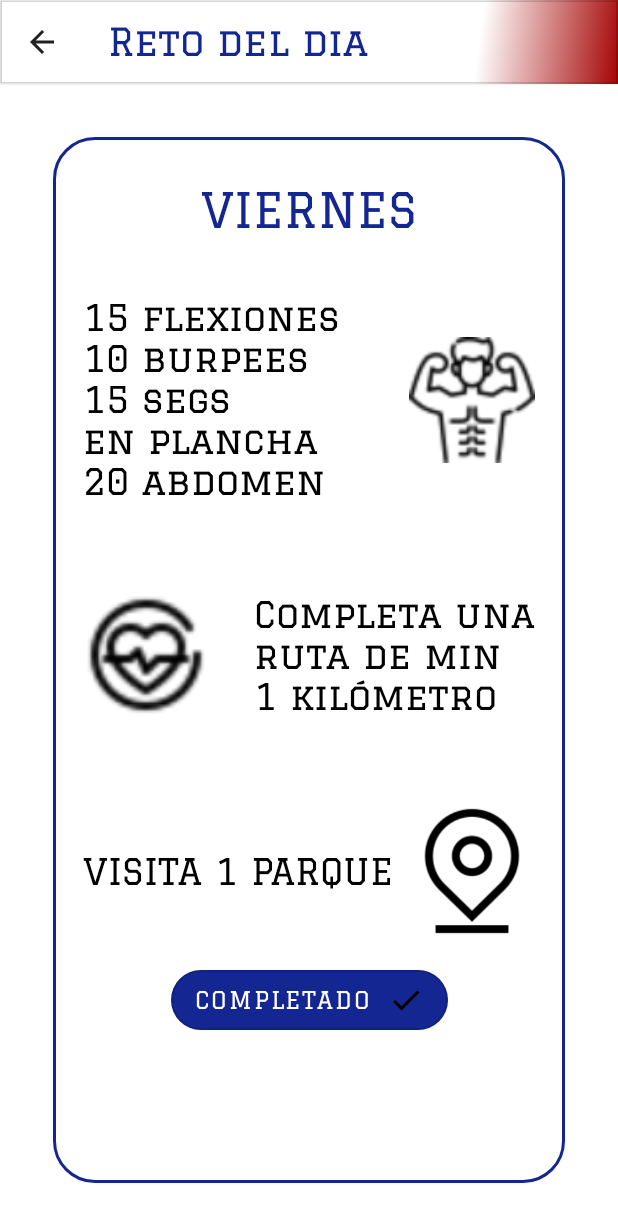
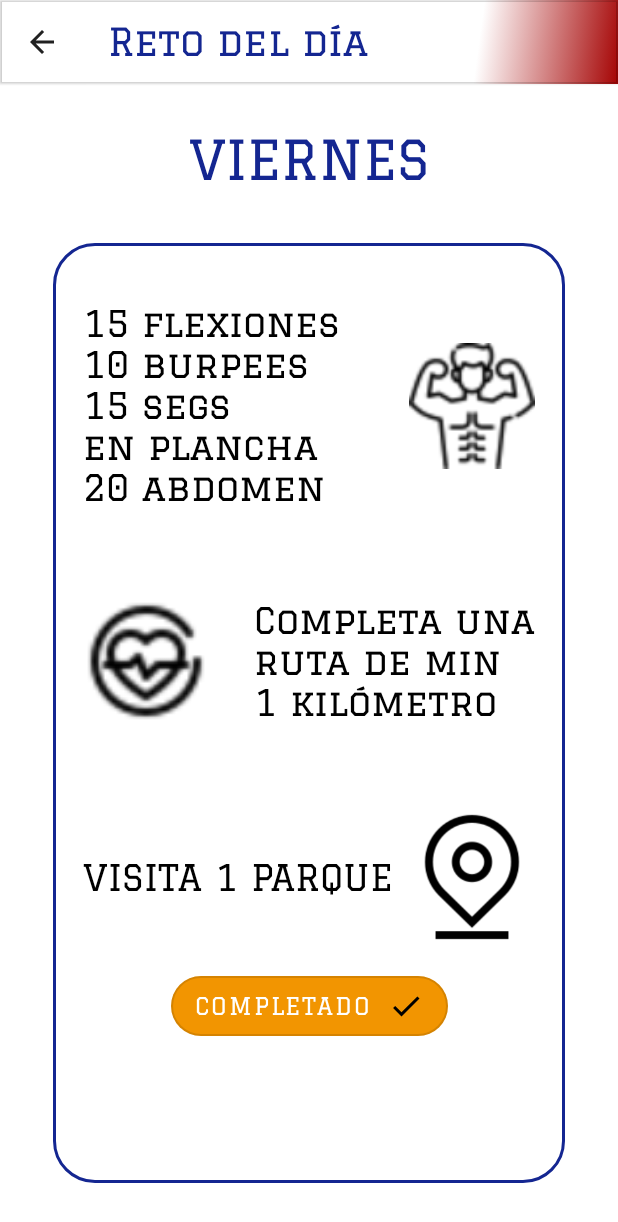
Before and after one commit to FabianeloV/Slan2023App, an Android app built with Jetpack Compose: the ChallengeScreen screen opened through its navigation route, on a phone screen of 412 x 824 dp. Shown: the top 1222 px of the screen. Run offline under Robolectric (Android 15) with nearby library versions, the phone set to English and light mode, and no system bars; our stand-ins replace Firebase (no records; nobody signed in at launch, a user with empty details on screens opened directly).

Commit message:
07/30/23

```diff
--- a/app/src/main/java/com/example/prototiposlan/screens/ChallengeScreen.kt
+++ b/app/src/main/java/com/example/prototiposlan/screens/ChallengeScreen.kt
@@ -18,7 +18,7 @@ import androidx.compose.material.OutlinedButton
 import androidx.compose.material.Scaffold
 import androidx.compose.material.Text
 import androidx.compose.material.icons.Icons
-import androidx.compose.material.icons.filled.Done
+import androidx.compose.material.icons.outlined.Done
 import androidx.compose.runtime.Composable
 import androidx.compose.ui.Alignment
 import androidx.compose.ui.Modifier
@@ -32,6 +32,7 @@ import com.example.prototiposlan.R
 import com.example.prototiposlan.Textos
 import com.example.prototiposlan.ui.theme.Shapes
 import com.example.prototiposlan.ui.theme.darkblue
+import com.example.prototiposlan.ui.theme.gold
 import com.example.prototiposlan.ui.theme.graduateFont
 
 @Composable
@@ -39,7 +40,7 @@ fun ChallengeScreen(
     navController: NavController
 ) {
     Scaffold(
-        topBar = { GeneralTopBar(title = "Reto del dia", navController = navController) },
+        topBar = { GeneralTopBar(title = "Reto del día", navController = navController) },
         content = ({ ChallengeBody() })
     )
 }
@@ -50,19 +51,25 @@ fun ChallengeBody() {
     Column(
         verticalArrangement = Arrangement.Center,
         horizontalAlignment = Alignment.CenterHorizontally,
-        modifier = Modifier
-            .fillMaxSize()
-            .padding(35.dp)
-            .border(shape = Shapes.small, border = BorderStroke(2.dp, color = darkblue))
+        modifier = Modifier.fillMaxSize()
     ) {
         Text(
             text = "VIERNES",
-            fontSize = 32.sp,
+            fontSize = 36.sp,
             fontFamily = graduateFont,
             modifier = Modifier.padding(top = 30.dp),
             color = darkblue
         )
-        ChallengeBox()
+        Column(
+            verticalArrangement = Arrangement.Center,
+            horizontalAlignment = Alignment.CenterHorizontally,
+            modifier = Modifier
+                .fillMaxSize()
+                .padding(35.dp)
+                .border(shape = Shapes.small, border = BorderStroke(2.dp, color = darkblue))
+        ) {
+            ChallengeBox()
+        }
     }
 }
 
@@ -106,7 +113,7 @@ fun Challenge(challenge: String, icon: Int) {
 }
 
 @Composable
-fun InvertedChallenge(challenge: String, icon: Int){
+fun InvertedChallenge(challenge: String, icon: Int) {
     Row(
         verticalAlignment = Alignment.CenterVertically,
         horizontalArrangement = Arrangement.SpaceBetween,
@@ -131,21 +138,21 @@ fun InvertedChallenge(challenge: String, icon: Int){
 }
 
 @Composable
-fun PointsButton(){
-
+fun PointsButton() {
     OutlinedButton(
-        onClick = {  },
-        colors = ButtonDefaults.buttonColors(backgroundColor = darkblue),
+        onClick = { },
+        colors = ButtonDefaults.buttonColors(backgroundColor = gold),
         shape = CircleShape
     ) {
         Text(
             text = "COMPLETADO",
             color = Color.White,
             fontSize = 16.sp,
-            fontFamily = graduateFont)
+            fontFamily = graduateFont
+        )
 
         Spacer(modifier = Modifier.padding(5.dp))
 
-        Icon(imageVector = Icons.Filled.Done, contentDescription = null)
+        Icon(imageVector = Icons.Outlined.Done, contentDescription = null)
     }
 }
--- a/app/src/main/java/com/example/prototiposlan/screens/HomeScreen.kt
+++ b/app/src/main/java/com/example/prototiposlan/screens/HomeScreen.kt
@@ -36,9 +36,6 @@ fun HomeScreen(navController: NavController) {
         LatMenuScreens.Ranking,
         LatMenuScreens.Reto,
         LatMenuScreens.Muro,
-        LatMenuScreens.Ejercicios,
-        LatMenuScreens.Rutinas,
-        LatMenuScreens.Tabla,
         LatMenuScreens.Mapa,
     )
 
--- a/app/src/main/java/com/example/prototiposlan/screens/LatMenuScreens.kt
+++ b/app/src/main/java/com/example/prototiposlan/screens/LatMenuScreens.kt
@@ -11,11 +11,5 @@ sealed class LatMenuScreens(val icon:Int,val title:String, val route:String) {
 
     object Muro : LatMenuScreens(R.drawable.baseline_forum_24, "MURO", "ForumScreen")
 
-    object Ejercicios : LatMenuScreens(R.drawable.baseline_park_24, "EJERCICIOS","")
-
-    object Rutinas : LatMenuScreens(R.drawable.baseline_other_houses_24,"RUTINAS","")
-
-    object Tabla : LatMenuScreens(R.drawable.baseline_park_24, "TABLA CALÓRICA", "")
-
     object Mapa : LatMenuScreens(R.drawable.baseline_map_24, "MAPA", "MapScreen")
 }
--- a/app/src/main/java/com/example/prototiposlan/ui/theme/Color.kt
+++ b/app/src/main/java/com/example/prototiposlan/ui/theme/Color.kt
@@ -8,3 +8,4 @@ val Purple700 = Color(red = 20, green = 38, blue = 165)
 val Teal200 = Color(0xFF03DAC5)
 val darkblue = Color(red = 20, green = 38, blue = 145)
 val darkred = Color(0xFFA50404)
+val gold = Color(0xFFF29501)
```
